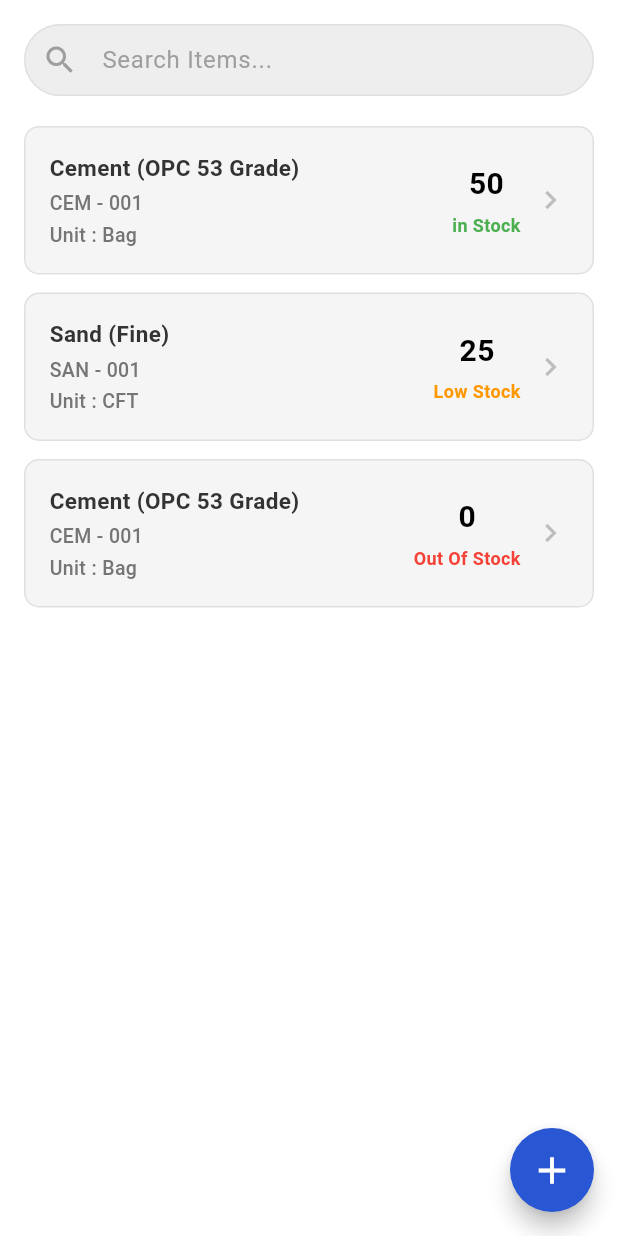
After one commit to Om-Variya/geo_test, a Flutter app: the InventoryScreen screen opened directly, on a phone screen of 412 x 824 dp. The commit adds this screen. Run offline on Flutter 3.47's test engine with Material 3 defaults, Android fonts, the phone set to English and light mode, and no system bars.

Commit message:
created inventory page

```diff
--- /dev/null
+++ b/lib/Screen/UserScreen/inventory.dart
@@ -0,0 +1,151 @@
+import 'package:flutter/material.dart';
+
+class InventoryScreen extends StatelessWidget {
+  const InventoryScreen({super.key});
+
+  @override
+  Widget build(BuildContext context) {
+    // Notice there is no appBar or bottomNavigationBar here,
+    // so it fits perfectly inside your MainScreen!
+    return Scaffold(
+      backgroundColor: Colors.white,
+      body: Padding(
+        padding: const EdgeInsets.all(16.0),
+        child: Column(
+          children: [
+            TextField(
+              decoration: InputDecoration(
+                filled: true,
+                fillColor: Colors.grey.shade200,
+                hintText: 'Search Items...',
+                hintStyle: TextStyle(color: Colors.grey.shade500),
+                prefixIcon: Icon(Icons.search, color: Colors.grey.shade500),
+                contentPadding: const EdgeInsets.symmetric(vertical: 0),
+                border: OutlineInputBorder(
+                  borderRadius: BorderRadius.circular(25.0),
+                  borderSide: BorderSide(color: Colors.grey.shade300, width: 1),
+                ),
+                enabledBorder: OutlineInputBorder(
+                  borderRadius: BorderRadius.circular(25.0),
+                  borderSide: BorderSide(color: Colors.grey.shade300, width: 1),
+                ),
+              ),
+            ),
+            const SizedBox(height: 20),
+            Expanded(
+              child: ListView(
+                children: const [
+                  InventoryCard(
+                    title: 'Cement (OPC 53 Grade)',
+                    code: 'CEM - 001',
+                    unit: 'Bag',
+                    quantity: '50',
+                    status: 'in Stock',
+                    statusColor: Colors.green,
+                  ),
+                  SizedBox(height: 12),
+                  InventoryCard(
+                    title: 'Sand (Fine)',
+                    code: 'SAN - 001',
+                    unit: 'CFT',
+                    quantity: '25',
+                    status: 'Low Stock',
+                    statusColor: Colors.orange,
+                  ),
+                  SizedBox(height: 12),
+                  InventoryCard(
+                    title: 'Cement (OPC 53 Grade)',
+                    code: 'CEM - 001',
+                    unit: 'Bag',
+                    quantity: '0',
+                    status: 'Out Of Stock',
+                    statusColor: Colors.red,
+                  ),
+                ],
+              ),
+            ),
+          ],
+        ),
+      ),
+      floatingActionButton: FloatingActionButton(
+        onPressed: () {},
+        backgroundColor: const Color(0xFF2956D3),
+        shape: const CircleBorder(),
+        child: const Icon(Icons.add, color: Colors.white, size: 30),
+      ),
+    );
+  }
+}
+
+class InventoryCard extends StatelessWidget {
+  final String title;
+  final String code;
+  final String unit;
+  final String quantity;
+  final String status;
+  final Color statusColor;
+
+  const InventoryCard({
+    super.key,
+    required this.title,
+    required this.code,
+    required this.unit,
+    required this.quantity,
+    required this.status,
+    required this.statusColor,
+  });
+
+  @override
+  Widget build(BuildContext context) {
+    return Container(
+      padding: const EdgeInsets.all(16.0),
+      decoration: BoxDecoration(
+        color: Colors.grey.shade100,
+        borderRadius: BorderRadius.circular(10.0),
+        border: Border.all(color: Colors.grey.shade300),
+      ),
+      child: Row(
+        mainAxisAlignment: MainAxisAlignment.spaceBetween,
+        children: [
+          Expanded(
+            child: Column(
+              crossAxisAlignment: CrossAxisAlignment.start,
+              children: [
+                Text(
+                  title,
+                  style: const TextStyle(fontSize: 15, fontWeight: FontWeight.bold, color: Color(0xFF333333)),
+                ),
+                const SizedBox(height: 4),
+                Text(
+                  code,
+                  style: TextStyle(fontSize: 13, color: Colors.grey.shade600, fontWeight: FontWeight.w500),
+                ),
+                const SizedBox(height: 2),
+                Text(
+                  'Unit : $unit',
+                  style: TextStyle(fontSize: 13, color: Colors.grey.shade600, fontWeight: FontWeight.w500),
+                ),
+              ],
+            ),
+          ),
+          Column(
+            crossAxisAlignment: CrossAxisAlignment.center,
+            children: [
+              Text(
+                quantity,
+                style: const TextStyle(fontSize: 20, fontWeight: FontWeight.bold, color: Colors.black),
+              ),
+              const SizedBox(height: 4),
+              Text(
+                status,
+                style: TextStyle(fontSize: 12, fontWeight: FontWeight.w600, color: statusColor),
+              ),
+            ],
+          ),
+          const SizedBox(width: 8),
+          Icon(Icons.chevron_right, color: Colors.grey.shade400),
+        ],
+      ),
+    );
+  }
+}
--- a/lib/widgets/MainScreen.dart
+++ b/lib/widgets/MainScreen.dart
@@ -3,6 +3,7 @@ import 'package:geo_test/Screen/UserScreen/dashboard_screen.dart';
 import '../../widgets/top_nav_bar.dart';
 import '../../widgets/bottom_nav_bar.dart';
 import '../../widgets/app_drawer.dart';
+import 'package:geo_test/Screen/UserScreen/inventory.dart';
 // Ensure this imports your DashboardBody
 
 class MainScreen extends StatefulWidget {
@@ -24,9 +25,7 @@ class _MainScreenState extends State<MainScreen> {
     const Center(
       child: Text('Machines Page'),
     ), // Index 2: Replace with Machines body
-    const Center(
-      child: Text('Inventory Page'),
-    ), // Index 3: Replace with Inventory body
+    const InventoryScreen(), // Redirect to InventoryScreen
     const Center(
       child: Text('Profile Page'),
     ), // Index 4: Replace with Profile body
```
Also changed, not shown: lib/resources/images/ultratech-cement-500x500.jpg (added).
